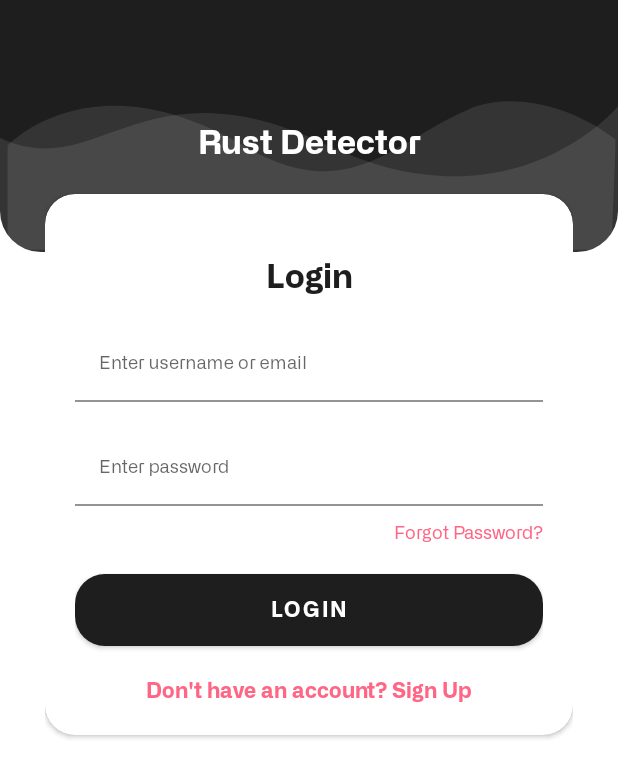
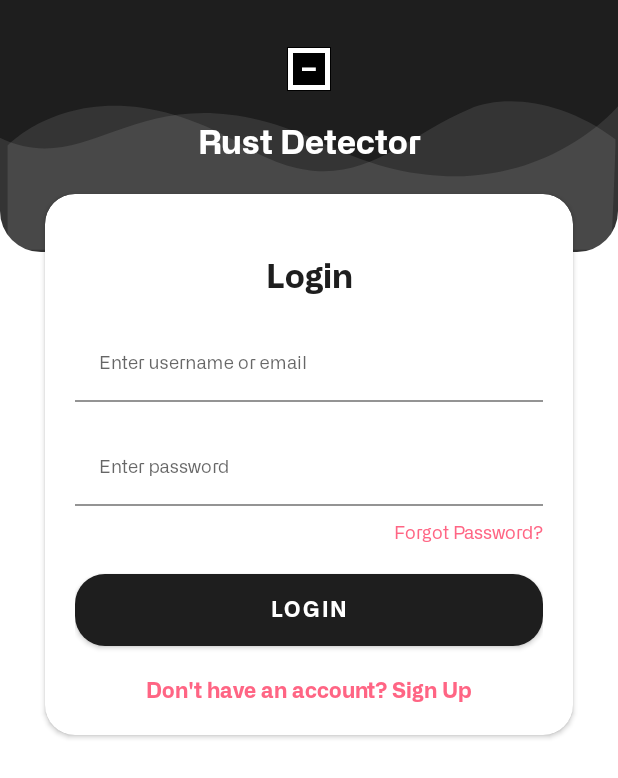
Before and after one commit to windaangellina/RustDetector, an Android app: the screen it shows after launch (LoginActivity), on a phone screen of 412 x 824 dp. Shown: the top 778 px of the screen. Run offline under Robolectric (Android 15) with nearby library versions, the phone set to English and light mode, and no system bars.

Commit message:
fix layout for register and login

```diff
--- a/app/src/main/res/layout/activity_login.xml
+++ b/app/src/main/res/layout/activity_login.xml
@@ -34,14 +34,7 @@
             </LinearLayout>
 
             <LinearLayout
-                android:layout_width="match_parent"
-                android:layout_height="match_parent"
-                android:layout_alignParentTop="true"
-                android:orientation="vertical"
-                android:layout_marginTop="40dp"
-                android:layout_marginRight="30dp"
-                android:layout_marginLeft="30dp">
-
+                style="@style/layoutContainer">
                 <TextView
                     style="@style/headerText"
                     android:layout_gravity="center"
@@ -53,6 +46,14 @@
                     layout="@layout/layout_login"/>
 
             </LinearLayout>
+
+            <ImageView
+                android:layout_width="32dp"
+                android:layout_height="32dp"
+                android:layout_alignParentTop="true"
+                android:layout_centerHorizontal="true"
+                android:layout_marginTop="30dp"
+                android:src="@drawable/icon_transparent" />
         </RelativeLayout>
 
     </ScrollView>
--- a/app/src/main/res/values/themes.xml
+++ b/app/src/main/res/values/themes.xml
@@ -60,6 +60,11 @@
         <item name="android:layout_height">wrap_content</item>
     </style>
 
+    <style name="fullParent">
+        <item name="android:layout_width">match_parent</item>
+        <item name="android:layout_height">match_parent</item>
+    </style>
+
     <style name="loginButton">
         <item name="android:layout_width">match_parent</item>
         <item name="android:layout_height">wrap_content</item>
@@ -67,4 +72,13 @@
         <item name="android:textColor">@color/whiteTextColor</item>
         <item name="android:textStyle">bold</item>
     </style>
+
+    <style name="layoutContainer" parent="fullParent">
+        <item name="android:layout_alignParentTop">true</item>
+        <item name="android:orientation">vertical</item>
+        <item name="android:paddingTop">40dp</item>
+        <item name="android:paddingStart">30dp</item>
+        <item name="android:paddingEnd">30dp</item>
+        <item name="android:clipToPadding">false</item>
+    </style>
 </resources>
```
Also changed, not shown: app/src/main/res/layout/activity_register.xml (+9 -7 lines).
